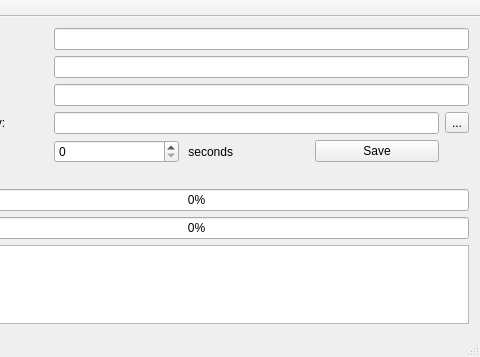
nextcloud/desktop, file SyncWindow.ui: the form before one commit; both pictures show x 217 to 697 and y 0 to 357 of the 697 by 357 pixel window.
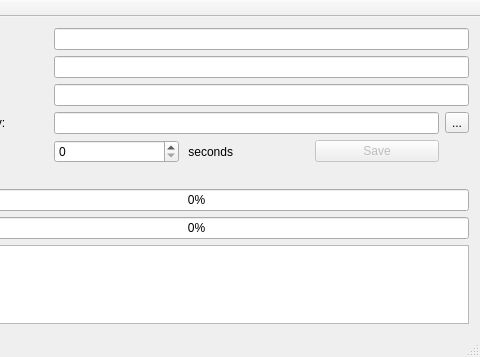
The form after the commit. Icons and pictures are not drawn.

Commit message:
Implemented a file dialog for choosing the Sync Directory.
Disable and enable save button as appropriate.

What changed in the file:
```diff
--- a/SyncWindow.ui
+++ b/SyncWindow.ui
@@ -76,6 +76,9 @@
     </item>
     <item row="4" column="4">
      <widget class="QPushButton" name="buttonSave">
+      <property name="enabled">
+       <bool>false</bool>
+      </property>
       <property name="text">
        <string>Save</string>
       </property>
```
Left out of the diff: 2 changed lines with no effect on the pictures. The commit also changes 2 other files.
